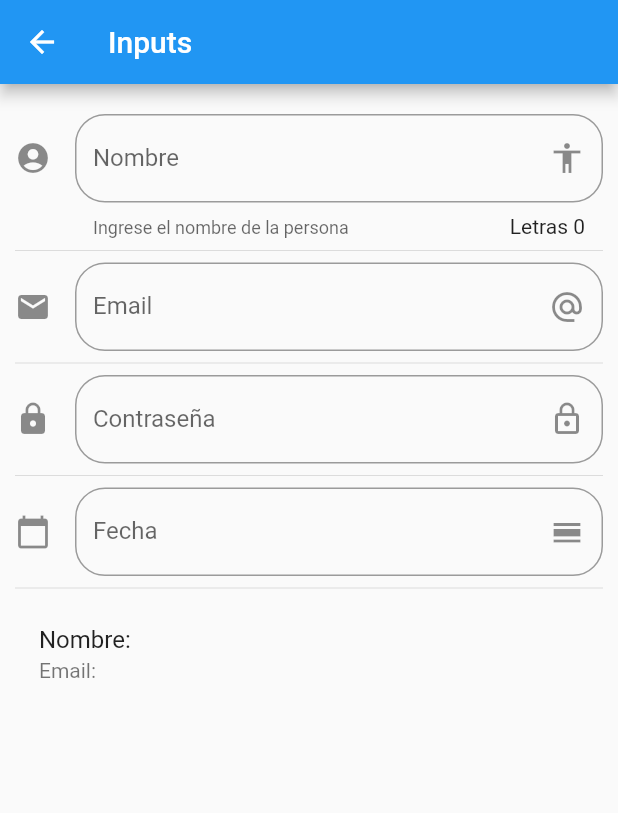
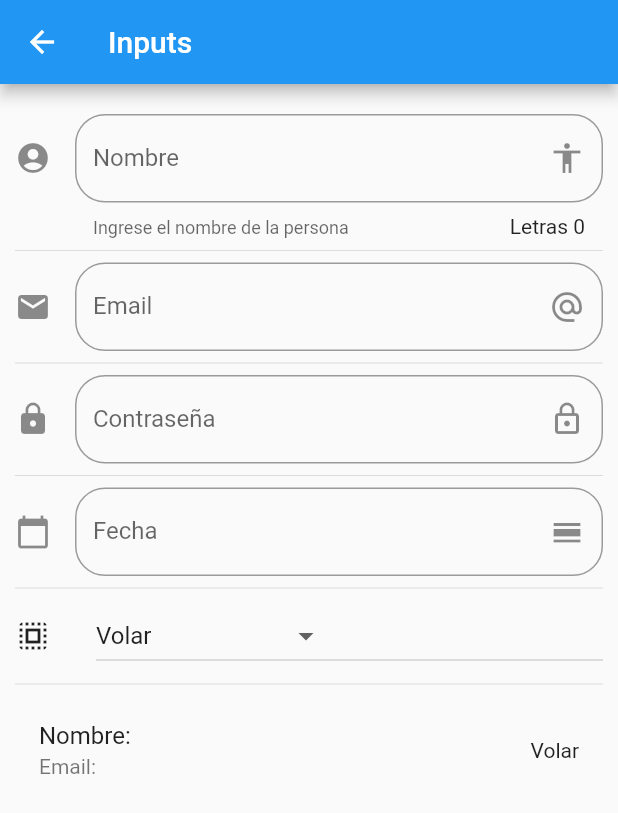
Before and after one commit to fmontalvoo/app_componentes, a Flutter app: the InputPage screen opened by its route, on a phone screen of 412 x 824 dp. Shown: the top 813 px of the screen. Run offline on Flutter 3.47's test engine with Material 2 defaults, Android fonts, the phone set to English and light mode, and no system bars.

Commit message:
Curso flutter 83, 84, 85, 86

```diff
--- a/lib/pages/input_page.dart
+++ b/lib/pages/input_page.dart
@@ -9,6 +9,8 @@ class _InputPage extends State<InputPage> {
   String _nombre = "";
   String _email = "";
   String _fecha = "";
+  String _opcion = "Volar";
+  List _poderes = ["Volar", "Super Fuerza", "Teletrasnpotacion"];
 
   TextEditingController _controller = TextEditingController();
 
@@ -28,6 +30,8 @@ class _InputPage extends State<InputPage> {
           _crearPassword(),
           Divider(),
           _crearFecha(),
+          Divider(),
+          _crearDropdown(),
           Divider(),
           _crearPersona(),
         ],
@@ -108,10 +112,40 @@ class _InputPage extends State<InputPage> {
     );
   }
 
+  Widget _crearDropdown() {
+    List<DropdownMenuItem<String>> lista = List();
+    _poderes.forEach((pw) {
+      lista.add(DropdownMenuItem(
+        child: Text(pw),
+        value: pw,
+      ));
+    });
+
+    return Row(
+      children: <Widget>[
+        Icon(Icons.select_all),
+        SizedBox(
+          width: 30.0,
+        ),
+        Expanded(
+          child: DropdownButton(
+              value: _opcion,
+              items: lista,
+              onChanged: (opt) {
+                setState(() {
+                  _opcion = opt;
+                });
+              }),
+        ),
+      ],
+    );
+  }
+
   Widget _crearPersona() {
     return ListTile(
       title: Text('Nombre: $_nombre'),
       subtitle: Text('Email: $_email'),
+      trailing: Text(_opcion),
     );
   }
 
--- a/lib/routes/app_routes.dart
+++ b/lib/routes/app_routes.dart
@@ -1,4 +1,3 @@
-import 'package:app_componentes/pages/input_page.dart';
 import 'package:flutter/material.dart';
 
 import 'package:app_componentes/pages/alert_page.dart';
@@ -6,6 +5,9 @@ import 'package:app_componentes/pages/avatar_page.dart';
 import 'package:app_componentes/pages/home_page.dart';
 import 'package:app_componentes/pages/card_page.dart';
 import 'package:app_componentes/pages/animated_container_page.dart';
+import 'package:app_componentes/pages/input_page.dart';
+import 'package:app_componentes/pages/slider_page.dart';
+import 'package:app_componentes/pages/list_page.dart';
 
 class AppRoutes {
   static Map<String, WidgetBuilder> getRoutes() {
@@ -16,6 +18,8 @@ class AppRoutes {
       'card': (BuildContext context) => CardPage(),
       'animatedContainer': (BuildContext context) => AnimatedContainerPage(),
       'inputs': (BuildContext context) => InputPage(),
+      'slider': (BuildContext context) => SliderPage(),
+      'list': (BuildContext context) => ListPage(),
     };
   }
 }
--- a/lib/utils/icon_util.dart
+++ b/lib/utils/icon_util.dart
@@ -6,6 +6,8 @@ final Map<String, IconData> _icons = {
   'folder_open': Icons.folder_open,
   'donut_large': Icons.donut_large,
   'input': Icons.input,
+  'tune': Icons.tune,
+  'list': Icons.list,
 };
 
 Icon getIconByName(String name) {
```
Also changed, not shown: data/menu.json (+10 -0 lines), lib/pages/list_page.dart (added, +32 -0 lines), lib/pages/slider_page.dart (added, +85 -0 lines).
